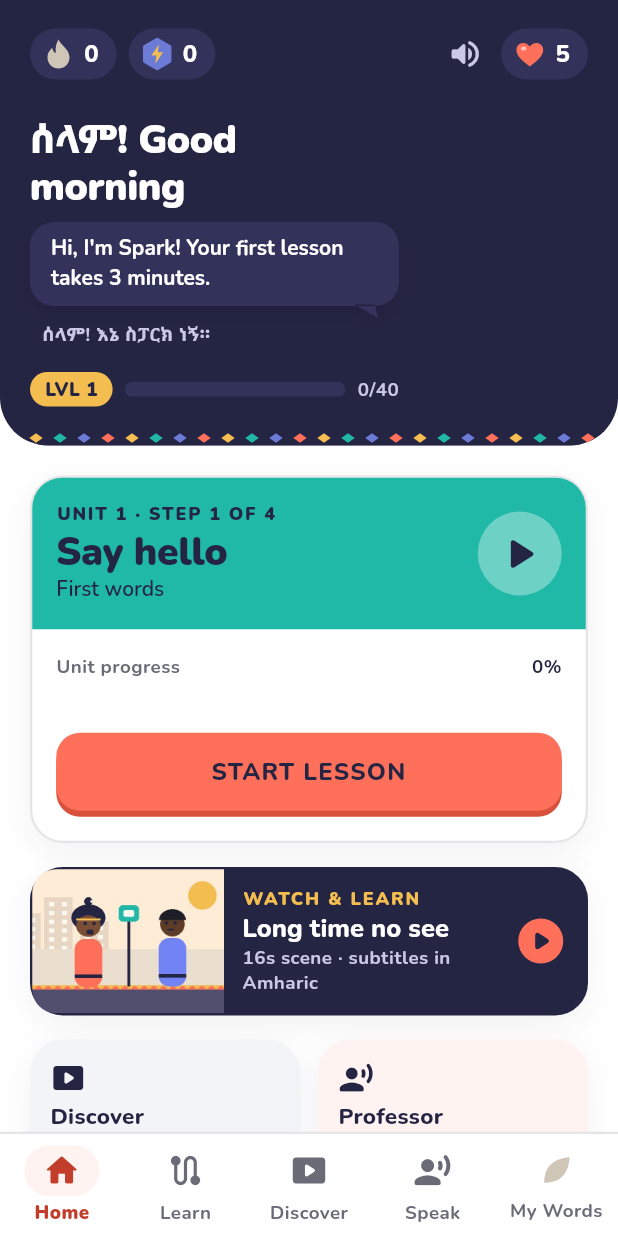
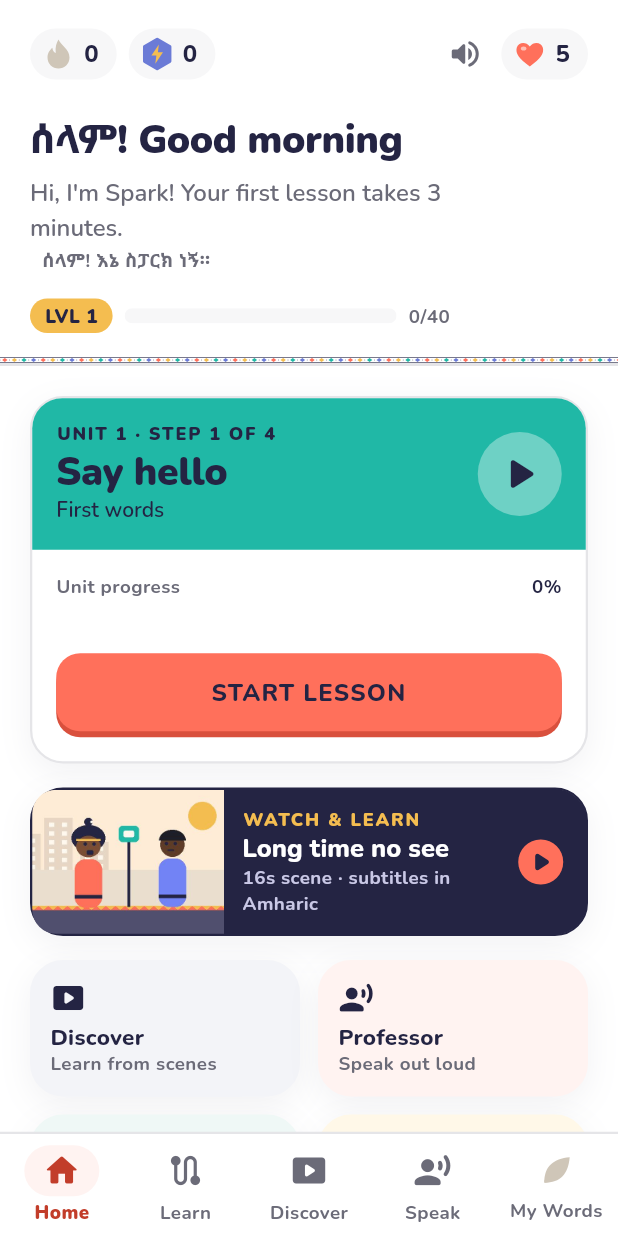
Before and after one commit to salahadin-hassen/Ethio-linguo, a Flutter app: the HomeShell screen opened by its route, on a phone screen of 412 x 824 dp. Run offline on Flutter 3.47's test engine with Material 3 defaults, Android fonts, the phone set to English and light mode, and no system bars; our stand-ins replace audioplayers, flutter_tts, rive, shared_preferences, speech_to_text, video_player; missing offline and left inert: record; accounts and stored records are empty.

Commit message:
Home: light header, Spark's line as plain subtitle (no bubble), smaller mascot

```diff
--- a/lib/features/home/widgets/home_header.dart
+++ b/lib/features/home/widgets/home_header.dart
@@ -3,7 +3,6 @@ import 'package:flutter/material.dart';
 import '../../../app/app_scope.dart';
 import '../../../core/components/brand_icons.dart';
 import '../../../core/components/progress_bar.dart';
-import '../../../core/components/speech_bubble.dart';
 import '../../../core/components/stat_pill.dart';
 import '../../../core/components/tibeb_band.dart';
 import '../../../core/theme/app_colors.dart';
@@ -68,9 +67,11 @@ class _HomeHeaderState extends State<HomeHeader> {
     final sounds = ServicesScope.of(context).sounds;
 
     return Container(
+      // Calm, light header (Duolingo-like): stats, greeting, a single line
+      // from Spark. No hero block, no chat bubble.
       decoration: const BoxDecoration(
-        color: AppColors.indigo,
-        borderRadius: BorderRadius.vertical(bottom: Radius.circular(32)),
+        color: AppColors.surface,
+        border: Border(bottom: BorderSide(color: AppColors.outline, width: 2)),
       ),
       clipBehavior: Clip.antiAlias,
       child: SafeArea(
@@ -91,16 +92,16 @@ class _HomeHeaderState extends State<HomeHeader> {
                     value: app.streak,
                     muted: app.streak == 0,
                     semanticLabel: '${app.streak} day streak',
-                    color: AppColors.ivory,
-                    background: AppColors.indigoRaised,
+                    color: AppColors.textPrimary,
+                    background: AppColors.surfaceSunken,
                   ),
                   const SizedBox(width: Space.xs),
                   StatPill(
                     icon: BrandIconKind.xp,
                     value: p.totalXp,
                     semanticLabel: '${p.totalXp} XP',
-                    color: AppColors.ivory,
-                    background: AppColors.indigoRaised,
+                    color: AppColors.textPrimary,
+                    background: AppColors.surfaceSunken,
                   ),
                   const Spacer(),
                   ListenableBuilder(
@@ -113,7 +114,7 @@ class _HomeHeaderState extends State<HomeHeader> {
                         sounds.enabled
                             ? Icons.volume_up_rounded
                             : Icons.volume_off_rounded,
-                        color: AppColors.onIndigoMuted,
+                        color: AppColors.textMuted,
                       ),
                     ),
                   ),
@@ -122,8 +123,8 @@ class _HomeHeaderState extends State<HomeHeader> {
                     value: p.hearts,
                     semanticLabel:
                         '${p.hearts} of ${LearnerProgress.maxHearts} hearts',
-                    color: AppColors.ivory,
-                    background: AppColors.indigoRaised,
+                    color: AppColors.textPrimary,
+                    background: AppColors.surfaceSunken,
                   ),
                 ],
               ),
@@ -145,7 +146,7 @@ class _HomeHeaderState extends State<HomeHeader> {
                         Text(
                           '${app.native.greeting}! ${_partOfDay(hour)}',
                           style: AppType.headline.copyWith(
-                            color: AppColors.ivory,
+                            color: AppColors.textPrimary,
                           ),
                         ),
                         const SizedBox(height: Space.xs),
@@ -166,15 +167,11 @@ class _HomeHeaderState extends State<HomeHeader> {
                             key: ValueKey(message),
                             crossAxisAlignment: CrossAxisAlignment.start,
                             children: [
-                              SpeechBubble(
+                              Text(
+                                message,
                                 key: const ValueKey('spark_bubble'),
-                                text: message,
-                                tail: BubbleTail.bottomRight,
-                                border: false,
-                                color: AppColors.indigoRaised,
-                                textColor: AppColors.ivory,
-                                style: AppType.bodySmall.copyWith(
-                                  fontWeight: FontWeight.w700,
+                                style: AppType.body.copyWith(
+                                  color: AppColors.textMuted,
                                 ),
                               ),
                               if (native != null)
@@ -186,7 +183,7 @@ class _HomeHeaderState extends State<HomeHeader> {
                                   child: Text(
                                     native,
                                     style: AppType.caption.copyWith(
-                                      color: AppColors.onIndigoMuted,
+                                      color: AppColors.textMuted,
                                     ),
                                   ),
                                 ),
@@ -221,7 +218,7 @@ class _HomeHeaderState extends State<HomeHeader> {
                                 child: AppProgressBar(
                                   value: level.fraction,
                                   color: AppColors.gold,
-                                  track: AppColors.indigoRaised,
+                                  track: AppColors.surfaceSunken,
                                   height: 10,
                                 ),
                               ),
@@ -229,7 +226,7 @@ class _HomeHeaderState extends State<HomeHeader> {
                               Text(
                                 '${level.xpIntoLevel}/${level.xpForLevel}',
                                 style: AppType.caption.copyWith(
-                                  color: AppColors.onIndigoMuted,
+                                  color: AppColors.textMuted,
                                 ),
                               ),
                             ],
@@ -243,14 +240,14 @@ class _HomeHeaderState extends State<HomeHeader> {
                     key: const ValueKey('home_spark'),
                     character: CastMember.spark,
                     state: line.state,
-                    size: 118,
+                    size: 84,
                     onTap: _onSparkTap,
                     semanticLabel: 'Spark says: $message. Tap for a tip.',
                   ),
                 ],
               ),
             ),
-            const TibebBand(height: 10),
+            const TibebBand(height: 4),
           ],
         ),
       ),
```
